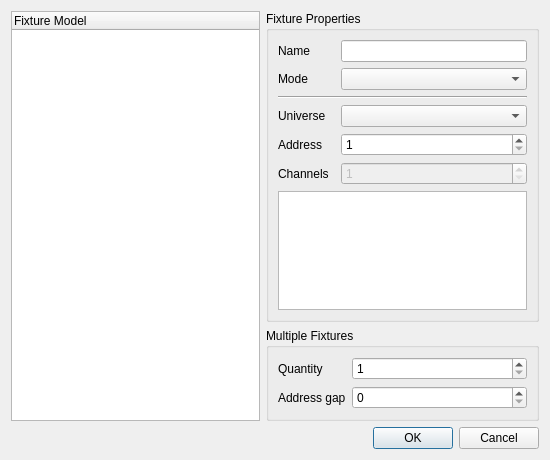
First picture: the form in ui/src/addfixture.ui, repository mcallegari/qlcplus, before the edit.
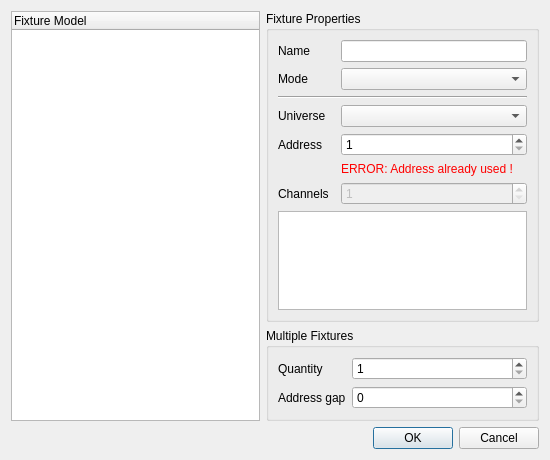
Second picture: the form after the edit.

Commit message:
Fixture address overlapping is no more permitted
Improved fixture: Pro Lights V200

Diff of the .ui file:
```diff
--- a/ui/src/addfixture.ui
+++ b/ui/src/addfixture.ui
@@ -213,6 +213,13 @@
         </property>
        </widget>
       </item>
+      <item row="5" column="2">
+       <widget class="QLabel" name="m_addrErrorLabel">
+        <property name="text">
+         <string>&lt;html&gt;&lt;head/&gt;&lt;body&gt;&lt;p&gt;&lt;span style=&quot; color:#ff0000;&quot;&gt;ERROR: Address already used !&lt;/span&gt;&lt;/p&gt;&lt;/body&gt;&lt;/html&gt;</string>
+        </property>
+       </widget>
+      </item>
      </layout>
     </widget>
    </item>
```
Left out of the diff: 4 changed lines with no effect on the pictures. The commit also changes 5 other files.
